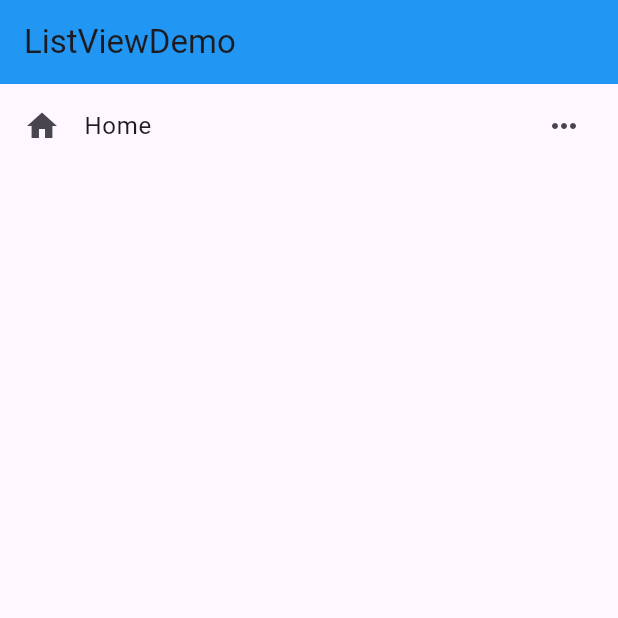
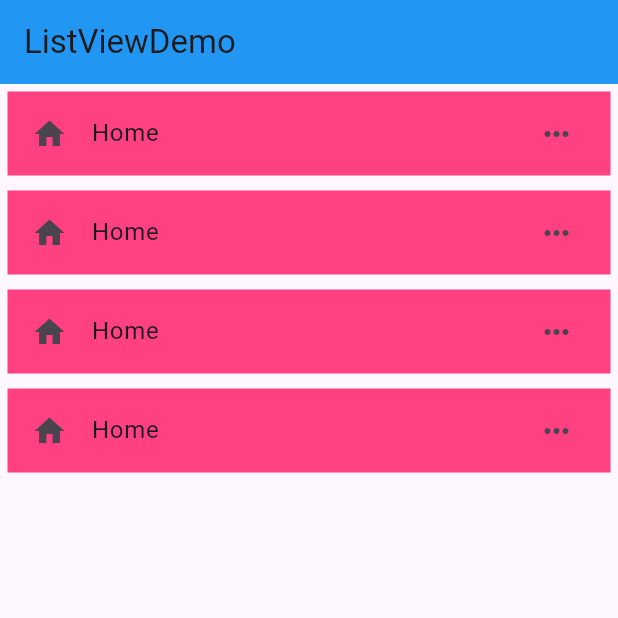
Before and after one commit to Cyperfroz00/griddemo, a Flutter app: the screen it shows after launch, on a phone screen of 412 x 824 dp, the top half of it. Run offline on Flutter 3.47's test engine with Material 2 defaults, Android fonts, the phone set to English and light mode, and no system bars.

Commit message:
2nd update list view

```diff
--- a/lib/componnet/list_view_screen.dart
+++ b/lib/componnet/list_view_screen.dart
@@ -20,8 +20,37 @@ class _ListviewscreenState extends State<Listviewscreen> {
         child: ListView(
           children: [
             Container(
+              margin: EdgeInsets.all(5),
+              color: Colors.pinkAccent,
               child: ListTile(
               leading: Icon(Icons.home),
+                title: Text('Home'),
+                trailing: Icon(Icons.more_horiz),
+              ),
+            ),
+            Container(
+              margin: EdgeInsets.all(5),
+              color: Colors.pinkAccent,
+              child: ListTile(
+                leading: Icon(Icons.home),
+                title: Text('Home'),
+                trailing: Icon(Icons.more_horiz),
+              ),
+            ),
+            Container(
+              margin: EdgeInsets.all(5),
+              color: Colors.pinkAccent,
+              child: ListTile(
+                leading: Icon(Icons.home),
+                title: Text('Home'),
+                trailing: Icon(Icons.more_horiz),
+              ),
+            ),
+            Container(
+              margin: EdgeInsets.all(5),
+              color: Colors.pinkAccent,
+              child: ListTile(
+                leading: Icon(Icons.home),
                 title: Text('Home'),
                 trailing: Icon(Icons.more_horiz),
               ),
```
